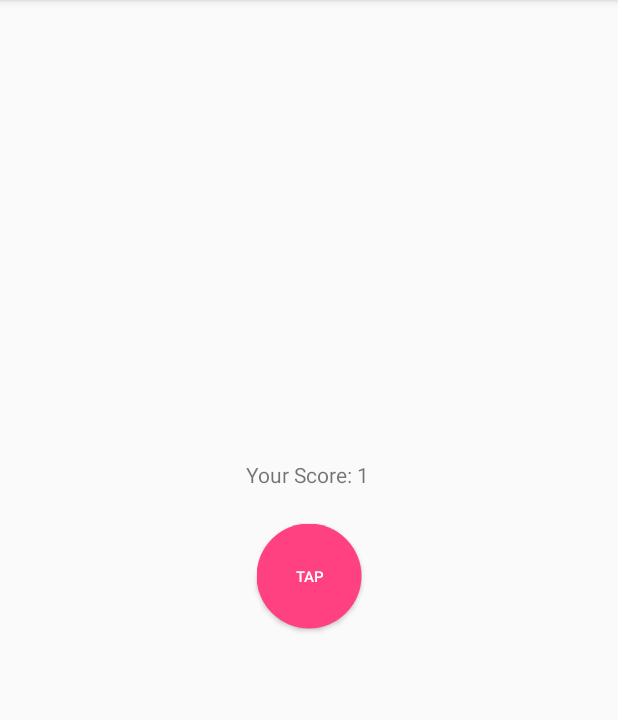
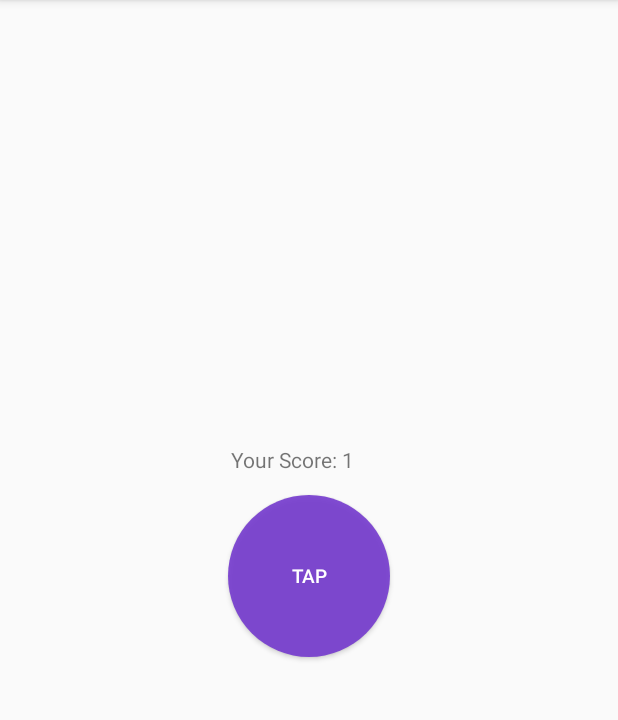
Before and after one commit to SrushtiPatel/MyCounter, an Android app: the screen it shows after launch (MainActivity), after a tap on "TAP", on a phone screen of 412 x 824 dp, the part 84-804 px from its top. Run offline under Robolectric (Android 15) with nearby library versions, the phone set to English and light mode, and no system bars; our stand-ins replace ButterKnife.

```diff
--- a/app/build.gradle
+++ b/app/build.gradle
@@ -1,4 +1,6 @@
 apply plugin: 'com.android.application'
+apply plugin: 'kotlin-android'
+apply plugin: 'kotlin-kapt'
 
 android {
     compileSdkVersion 26
@@ -19,10 +21,21 @@ android {
 ext{
     supportLibraryVersion = '26.0.2'
 }
+
+kapt {
+    generateStubs = true
+}
+
 dependencies {
     implementation fileTree(include: ['*.jar'], dir: 'libs')
     implementation "com.android.support:appcompat-v7:$supportLibraryVersion"
     implementation 'com.android.support.constraint:constraint-layout:1.1.2'
+//    implementation 'com.jakewharton:butterknife:8.8.1'
+//    annotationProcessor 'com.jakewharton:butterknife-compiler:8.8.1'
     implementation 'com.jakewharton:butterknife:8.8.1'
-    annotationProcessor 'com.jakewharton:butterknife-compiler:8.8.1'
+    kapt "com.jakewharton:butterknife-compiler:8.8.1"
+    implementation "org.jetbrains.kotlin:kotlin-stdlib-jdk7:$kotlin_version"
 }
+repositories {
+    mavenCentral()
+}
--- a/app/src/main/java/com/srushti/mycounter/AppUtils.java
+++ /dev/null
@@ -1,29 +0,0 @@
-package com.srushti.mycounter;
-
-import android.content.Context;
-import android.view.View;
-import android.view.animation.Animation;
-import android.view.animation.AnimationUtils;
-import android.widget.Toast;
-
-public class AppUtils {
-
-    public static void showToast(Context pContext, String pStrMsg){
-        Toast.makeText(pContext, pStrMsg, Toast.LENGTH_SHORT).show();
-    }
-
-
-    public static void startZoomInAnimation(Context pContext, View pView) {
-        final Animation myAnim = AnimationUtils.loadAnimation(pContext, R.anim.button_bounce);
-        pView.startAnimation(myAnim);
-    }
-
-    public static void startBounceAnimation(Context pContext, View pView) {
-        final Animation myAnim = AnimationUtils.loadAnimation(pContext, R.anim.button_bounce);
-        // Use bounce interpolator with amplitude 0.2 and frequency 20
-        MyBounceInterpolator interpolator = new MyBounceInterpolator(0.2, 20);
-        myAnim.setInterpolator(interpolator);
-
-        pView.startAnimation(myAnim);
-    }
-}
--- /dev/null
+++ b/app/src/main/java/com/srushti/mycounter/AppUtils.kt
@@ -0,0 +1,28 @@
+package com.srushti.mycounter
+
+import android.content.Context
+import android.view.View
+import android.view.animation.AnimationUtils
+import android.widget.Toast
+
+object AppUtils {
+
+    fun showToast(pContext: Context, pStrMsg: String) {
+        Toast.makeText(pContext, pStrMsg, Toast.LENGTH_SHORT).show()
+    }
+
+
+    fun startZoomInAnimation(pContext: Context, pView: View) {
+        val myAnim = AnimationUtils.loadAnimation(pContext, R.anim.button_bounce)
+        pView.startAnimation(myAnim)
+    }
+
+    fun startBounceAnimation(pContext: Context, pView: View) {
+        val myAnim = AnimationUtils.loadAnimation(pContext, R.anim.button_bounce)
+        // Use bounce interpolator with amplitude 0.2 and frequency 20
+        val interpolator = MyBounceInterpolator(0.2, 20.0)
+        myAnim.interpolator = interpolator
+
+        pView.startAnimation(myAnim)
+    }
+}
--- a/app/src/main/java/com/srushti/mycounter/MainActivity.java
+++ /dev/null
@@ -1,60 +0,0 @@
-package com.srushti.mycounter;
-
-import android.content.Context;
-import android.os.Handler;
-import android.support.v7.app.AppCompatActivity;
-import android.os.Bundle;
-import android.util.AttributeSet;
-import android.view.View;
-import android.view.animation.Animation;
-import android.view.animation.AnimationUtils;
-import android.widget.Button;
-import android.widget.TextView;
-
-import butterknife.BindView;
-import butterknife.ButterKnife;
-
-public class MainActivity extends AppCompatActivity {
-
-    @BindView(R.id.btn_counter)
-    Button mBtnCounter;
-    @BindView(R.id.tv_score)
-    TextView mTvScore;
-
-    private int mSessionScore;
-    private MainActivity mContext;
-
-    @Override
-    protected void onCreate(Bundle savedInstanceState) {
-        super.onCreate(savedInstanceState);
-        setContentView(R.layout.activity_main);
-        ButterKnife.bind(this);
-        mContext = MainActivity.this;
-
-        setListener();
-    }
-
-    private void setListener() {
-        mBtnCounter.setOnClickListener(new View.OnClickListener() {
-            @Override
-            public void onClick(View view) {
-//                AppUtils.showToast(mContext, "button clicked");
-                setSessionScore(++mSessionScore);
-//                mBtnCounter.setEnabled(true);
-//                Handler handler = new Handler();
-//                handler.postDelayed(new Runnable() {
-//                    @Override
-//                    public void run() {
-//                        mBtnCounter.setActivated(false);
-//                    }
-//                }, 100);
-                AppUtils.startBounceAnimation(mContext, view);
-            }
-        });
-    }
-
-
-    private void setSessionScore(int pIntScore) {
-        mTvScore.setText(String.format("Your Score: %s", pIntScore));
-    }
-}
--- /dev/null
+++ b/app/src/main/java/com/srushti/mycounter/MainActivity.kt
@@ -0,0 +1,57 @@
+package com.srushti.mycounter
+
+import android.content.Context
+import android.os.Bundle
+import android.support.v7.app.AppCompatActivity
+import android.view.View
+import android.widget.Button
+import android.widget.TextView
+import butterknife.ButterKnife
+
+class MainActivity : AppCompatActivity() {
+
+    //    @BindView(R.id.btn_counter)
+//    internal var mBtnCounter: Button? = null
+//    @BindView(R.id.tv_score)
+//    internal var mTvScore: TextView? = null
+    lateinit var mBtnCounter: Button
+    lateinit var mTvScore: TextView
+    private var mSessionScore: Int = 0
+    private var mContext: Context = this@MainActivity
+
+    override fun onCreate(savedInstanceState: Bundle?) {
+        super.onCreate(savedInstanceState)
+        setContentView(R.layout.activity_main)
+        ButterKnife.bind(this)
+        mContext = this
+
+        initViews();
+        setListener()
+    }
+
+    private fun initViews() {
+        mBtnCounter = findViewById(R.id.btn_counter)
+        mTvScore = findViewById(R.id.tv_score)
+    }
+
+    private fun setListener() {
+        mBtnCounter.setOnClickListener { view: View ->
+            //                AppUtils.showToast(mContext, "button clicked");
+            setSessionScore(++mSessionScore)
+            //                mBtnCounter.setEnabled(true);
+            //                Handler handler = new Handler();
+            //                handler.postDelayed(new Runnable() {
+            //                    @Override
+            //                    public void run() {
+            //                        mBtnCounter.setActivated(false);
+            //                    }
+            //                }, 100);
+            AppUtils.startBounceAnimation(mContext, view)
+        }
+    }
+
+
+    private fun setSessionScore(pIntScore: Int) {
+        mTvScore.text = String.format(getString(R.string.txt_your_score), pIntScore)
+    }
+}
--- a/app/src/main/java/com/srushti/mycounter/MyBounceInterpolator.java
+++ /dev/null
@@ -1,16 +0,0 @@
-package com.srushti.mycounter;
-
-public class MyBounceInterpolator implements android.view.animation.Interpolator {
-    private double mAmplitude = 1;
-    private double mFrequency = 5;
-
-    MyBounceInterpolator(double amplitude, double frequency) {
-        mAmplitude = amplitude;
-        mFrequency = frequency;
-    }
-
-    public float getInterpolation(float time) {
-        return (float) (-1 * Math.pow(Math.E, -time / mAmplitude) *
-                Math.cos(mFrequency * time) + 1);
-    }
-}
--- /dev/null
+++ b/app/src/main/java/com/srushti/mycounter/MyBounceInterpolator.kt
@@ -0,0 +1,16 @@
+package com.srushti.mycounter
+
+class MyBounceInterpolator internal constructor(amplitude: Double, frequency: Double) : android.view.animation.Interpolator {
+    private var mAmplitude = 1.0
+    private var mFrequency = 5.0
+
+    init {
+        mAmplitude = amplitude
+        mFrequency = frequency
+    }
+
+    override fun getInterpolation(time: Float): Float {
+        return (-1.0 * Math.pow(Math.E, -time / mAmplitude) *
+                Math.cos(mFrequency * time) + 1).toFloat()
+    }
+}
--- a/app/src/main/res/anim/button_bounce.xml
+++ b/app/src/main/res/anim/button_bounce.xml
@@ -3,9 +3,9 @@
 
     <scale
         android:duration="2000"
-        android:fromXScale="0.7"
+        android:fromXScale="0.9"
         android:toXScale="1.0"
-        android:fromYScale="0.7"
+        android:fromYScale="0.9"
         android:toYScale="1.0"
         android:pivotX="50%"
         android:pivotY="50%" />
--- a/app/src/main/res/drawable/circle_filled.xml
+++ b/app/src/main/res/drawable/circle_filled.xml
@@ -1,7 +1,25 @@
 <?xml version="1.0" encoding="utf-8"?>
-<shape xmlns:android="http://schemas.android.com/apk/res/android"
+<layer-list xmlns:android="http://schemas.android.com/apk/res/android">
+    <item>
+        <shape
     android:shape="oval">
     <corners android:radius="180dp" />
-    <solid android:color="@color/colorAccent" />
+            <solid android:color="@color/circle_border" />
     <!--<stroke android:color="@color/colorPrimaryDark" android:width="20dp" />-->
-</shape>
+            <padding
+                android:bottom="@dimen/circle_border_width"
+                android:left="@dimen/circle_border_width"
+                android:right="@dimen/circle_border_width"
+                android:top="@dimen/circle_border_width" />
+
+        </shape>
+
+    </item>
+    <item>
+        <shape android:shape="oval">
+            <corners android:radius="180dp" />
+            <solid android:color="@color/circle_main" />
+            <gradient />
+        </shape>
+    </item>
+</layer-list>
--- a/app/src/main/res/layout/activity_main.xml
+++ b/app/src/main/res/layout/activity_main.xml
@@ -8,8 +8,8 @@
 
     <Button
         android:id="@+id/btn_counter"
-        android:layout_width="@dimen/dimen_100dp"
-        android:layout_height="@dimen/dimen_100dp"
+        android:layout_width="@dimen/dimen_120dp"
+        android:layout_height="@dimen/dimen_120dp"
         android:text="@string/txt_tap"
         android:background="@drawable/circuler_ripple_selector"
         app:layout_constraintBottom_toBottomOf="parent"
@@ -26,6 +26,6 @@
         app:layout_constraintBottom_toTopOf="@id/btn_counter"
         app:layout_constraintLeft_toLeftOf="@id/btn_counter"
         android:layout_margin="@dimen/dimen_8dp"
-        android:text="Hello World!"
+        android:text="@string/txt_your_score"
         />
 </android.support.constraint.ConstraintLayout>
--- a/app/src/main/res/values/colors.xml
+++ b/app/src/main/res/values/colors.xml
@@ -3,5 +3,7 @@
     <color name="colorPrimary">#3F51B5</color>
     <color name="colorPrimaryDark">#303F9F</color>
     <color name="colorAccent">#FF4081</color>
+    <color name="circle_border">#e47438ce</color>
+    <color name="circle_main">#e43d4ad9</color>
     <color name="white">#FFFFFF</color>
 </resources>
--- a/app/src/main/res/values/dimens.xml
+++ b/app/src/main/res/values/dimens.xml
@@ -2,5 +2,6 @@
 <resources>
     <dimen name="circle_border_width">24dp</dimen>
     <dimen name="dimen_100dp">100dp</dimen>
+    <dimen name="dimen_120dp">120dp</dimen>
     <dimen name="dimen_8dp">8dp</dimen>
 </resources>
--- a/app/src/main/res/values/strings.xml
+++ b/app/src/main/res/values/strings.xml
@@ -1,4 +1,5 @@
 <resources>
     <string name="app_name">MyCounter</string>
     <string name="txt_tap">Tap</string>
+    <string name="txt_your_score">Your Score: %s</string>
 </resources>
--- a/build.gradle
+++ b/build.gradle
@@ -1,6 +1,7 @@
 // Top-level build file where you can add configuration options common to all sub-projects/modules.
 
 buildscript {
+    ext.kotlin_version = '1.2.50'
 
     repositories {
         google()
@@ -8,7 +9,7 @@ buildscript {
     }
     dependencies {
         classpath 'com.android.tools.build:gradle:3.1.3'
-
+        classpath "org.jetbrains.kotlin:kotlin-gradle-plugin:$kotlin_version"
 
         // NOTE: Do not place your application dependencies here; they belong
         // in the individual module build.gradle files
--- a/gradle.properties
+++ b/gradle.properties
@@ -11,3 +11,5 @@ org.gradle.jvmargs=-Xmx1536m
 # This option should only be used with decoupled projects. More details, visit
 # http://www.gradle.org/docs/current/userguide/multi_project_builds.html#sec:decoupled_projects
 # org.gradle.parallel=true
+android.useAndroidX=true
+android.enableJetifier=true
```
